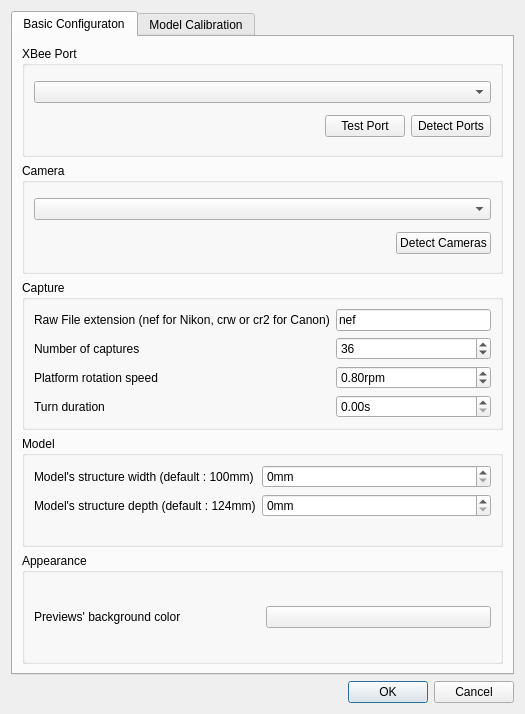
Above: pc/core/settingsform.ui from plule/pfe-costumes before the change. Below: the same form after it.
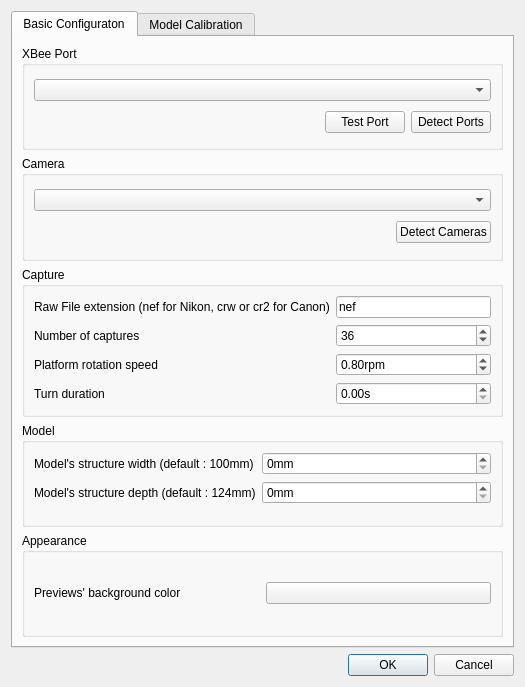
That is the form after the change. Icons and pictures are not drawn.

Commit message: prepare capture to camera

Diff of the .ui file:
```diff
--- a/pc/core/settingsform.ui
+++ b/pc/core/settingsform.ui
@@ -7,7 +7,7 @@
     <x>0</x>
     <y>0</y>
     <width>525</width>
-    <height>714</height>
+    <height>687</height>
    </rect>
   </property>
   <property name="windowTitle">
```
The commit also changes 2 other files.
